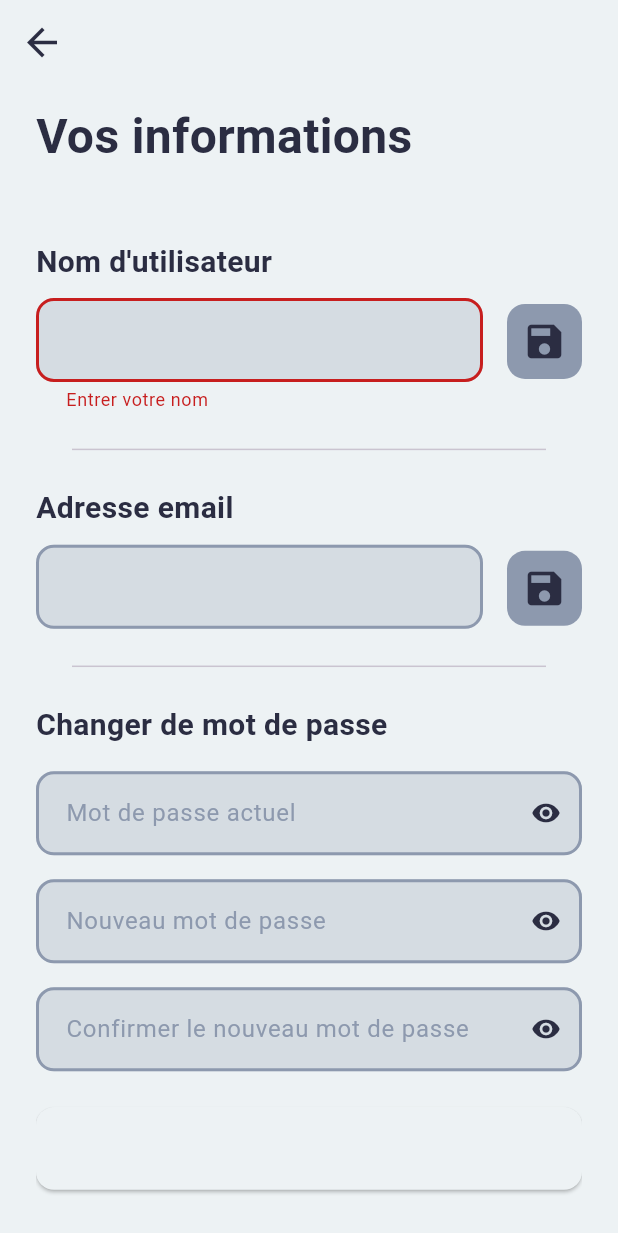
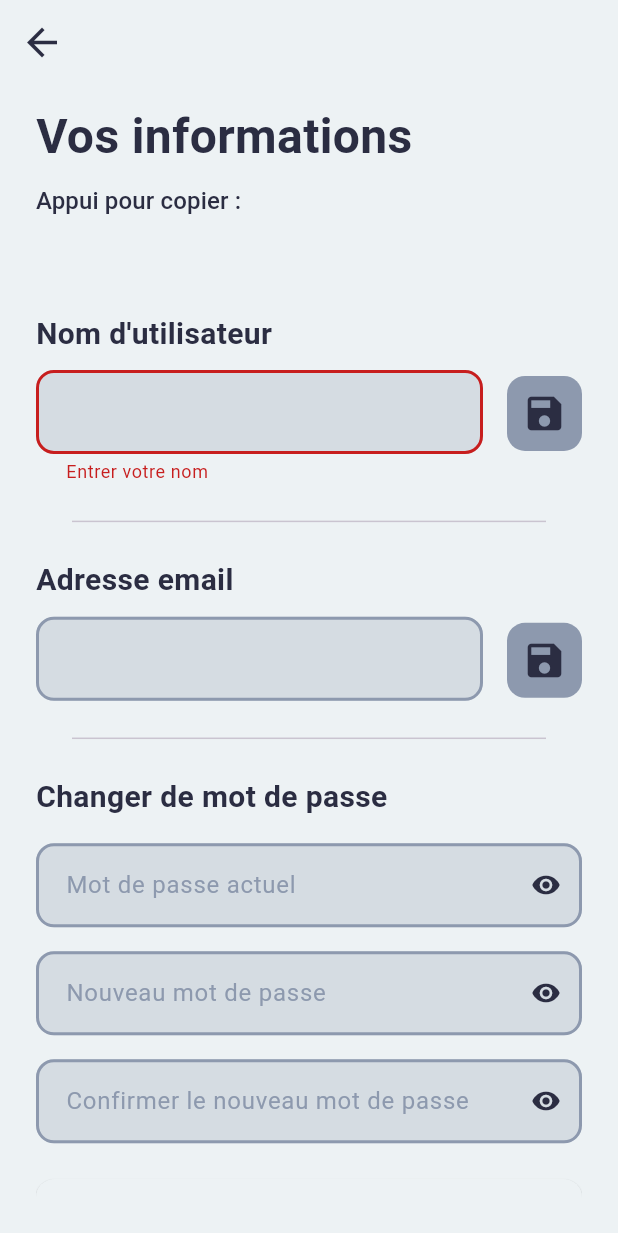
Before and after one commit to SachaBarbet/BeSacha, a Flutter app: the UserPage screen opened by its route, after a tap on the "save" icon, on a phone screen of 412 x 824 dp. Shown: the top 1233 px of the screen. Run offline on Flutter 3.47's test engine with Material 3 defaults, Android fonts, the phone set to English and light mode, and no system bars; our stand-ins replace cloud_firestore, device_info_plus, firebase_auth, firebase_core, fluttertoast, go_router and 1 more; accounts and stored records are empty; generated files the repository leaves out were written again.

Commit message:
Ajout du username pour l'utilisateur, permet plus tard d'être identifié pour ajouter des amis

```diff
--- a/lib/main.dart
+++ b/lib/main.dart
@@ -1,7 +1,6 @@
 import 'dart:async';
 
-import 'package:be_sacha/services/app_settings.dart';
-import 'package:be_sacha/services/local_storage.dart';
+import 'package:firebase_auth/firebase_auth.dart';
 import 'package:firebase_core/firebase_core.dart';
 import 'package:flutter/material.dart';
 import 'package:flutter/services.dart';
@@ -22,6 +21,8 @@ import 'pages/settings/settings_page.dart';
 import 'pages/settings/user_page.dart';
 import 'properties/app_properties.dart';
 import 'services/app_firebase.dart';
+import 'services/app_settings.dart';
+import 'services/local_storage.dart';
 
 Future<void> main() async {
   WidgetsFlutterBinding.ensureInitialized();
@@ -55,7 +56,7 @@ final GoRouter _router = GoRouter(
         GoRoute(
           path: 'settings',
           name: 'settings',
-          redirect: (_, __) => AppFirebase.isUserConnected ? null : '/authentication',
+          redirect: (_, __) => FirebaseAuth.instance.currentUser != null ? null : '/authentication',
           builder: (context, state) => const SettingsHomePage(),
           routes: [
             GoRoute(
@@ -185,6 +186,11 @@ class _BeSacha extends State<BeSacha> {
           iconTheme: IconThemeData(color: AppColors.black),
           actionsIconTheme: IconThemeData(color: AppColors.black),
         ),
+        textButtonTheme: TextButtonThemeData(
+          style: ButtonStyle(
+            foregroundColor: MaterialStateColor.resolveWith((states) => AppColors.black),
+          ),
+        ),
         useMaterial3: true,
       ),
 
@@ -239,6 +245,11 @@ class _BeSacha extends State<BeSacha> {
           iconTheme: IconThemeData(color: AppColors.white),
           actionsIconTheme: IconThemeData(color: AppColors.white),
         ),
+        textButtonTheme: TextButtonThemeData(
+          style: ButtonStyle(
+            foregroundColor: MaterialStateColor.resolveWith((states) => AppColors.white),
+          ),
+        ),
         useMaterial3: true,
       ),
       themeMode: _themeMode,
--- a/lib/pages/home_page.dart
+++ b/lib/pages/home_page.dart
@@ -1,7 +1,10 @@
+import 'package:be_sacha/models/app_user.dart';
 import 'package:flutter/material.dart';
 import 'package:go_router/go_router.dart';
 
+import '../assets/app_colors.dart';
 import '../assets/app_design_system.dart';
+import '../services/app_user_service.dart';
 
 class HomePage extends StatefulWidget {
   const HomePage({super.key});
@@ -11,9 +14,13 @@ class HomePage extends StatefulWidget {
 }
 
 class _HomePage extends State<HomePage> {
+  static const double _dividerHeight = 50;
+
+  late final Future<AppUser?> _appUser;
 
   @override
   void initState() {
+    _appUser = AppUserService.getUser();
     super.initState();
   }
 
@@ -36,12 +43,33 @@ class _HomePage extends State<HomePage> {
           ],
         ),
 
-        body: const Center(
-          child: Column(
-            mainAxisAlignment: MainAxisAlignment.center,
-            children: [
-              Text('Hello'),
-            ],
+        body: Center(
+          child: FutureBuilder(
+            future: _appUser,
+            builder: (context, snapshot) {
+              if (snapshot.connectionState == ConnectionState.waiting) {
+                return const CircularProgressIndicator(
+                  valueColor: AlwaysStoppedAnimation<Color>(AppColors.primary),
+                );
+              }
+
+              if (snapshot.hasError) {
+                return const Text('Une erreur est survenue');
+              }
+
+              final AppUser appUser = snapshot.data!;
+
+              return Column(
+                children: [
+                  Text('Bonjour ${appUser.displayName}', style: const TextStyle(fontSize: 24),),
+                  const Padding(
+                    padding: EdgeInsets.symmetric(horizontal: AppDesignSystem.defaultPadding * 5),
+                    child: SizedBox(height: _dividerHeight, width: double.infinity, child: Divider()),
+                  ),
+
+                ],
+              );
+            }
           ),
         ),
       ),
--- a/lib/pages/settings/user_page.dart
+++ b/lib/pages/settings/user_page.dart
@@ -2,6 +2,7 @@ import 'dart:ui';
 
 import 'package:be_sacha/widgets/alert_dialogs/alert_warning_delete_account.dart';
 import 'package:flutter/material.dart';
+import 'package:flutter/services.dart';
 import 'package:go_router/go_router.dart';
 
 import '../../assets/app_colors.dart';
@@ -79,6 +80,19 @@ class _UserPageState extends State<UserPage> {
                 const Text(
                   'Vos informations',
                   style: TextStyle(fontSize: 32, fontWeight: FontWeight.bold, height: 1.2),
+                ),
+                TextButton(
+                  onPressed: () async {
+                    await Clipboard.setData(ClipboardData(text: appUser.username!));
+                    if (context.mounted) {
+                      ToastUtil.showSuccessToast(context, 'Nom d\'utilisateur copié dans le presse-papier');
+                    }
+                  },
+                  style: TextButton.styleFrom(
+                    padding: EdgeInsets.zero,
+                    alignment: Alignment.centerLeft,
+                  ),
+                  child: Text('Appui pour copier : ${appUser.username!}', style: const TextStyle(fontSize: 16), textAlign: TextAlign.left,),
                 ),
                 const SizedBox(height: _dividerHeight),
                 const Padding(
--- a/lib/services/app_firebase.dart
+++ b/lib/services/app_firebase.dart
@@ -18,4 +18,8 @@ class AppFirebase {
 
     isUserConnected = await AppUserService.checkIfUserConnected();
   }
+
+  static Future<void> updateUserConnected() async {
+    isUserConnected = await AppUserService.checkIfUserConnected();
+  }
 }
```
Also changed, not shown: lib/pages/authentication/login_page.dart (+5 -2 lines), lib/services/app_user_service.dart (+5 -4 lines).
